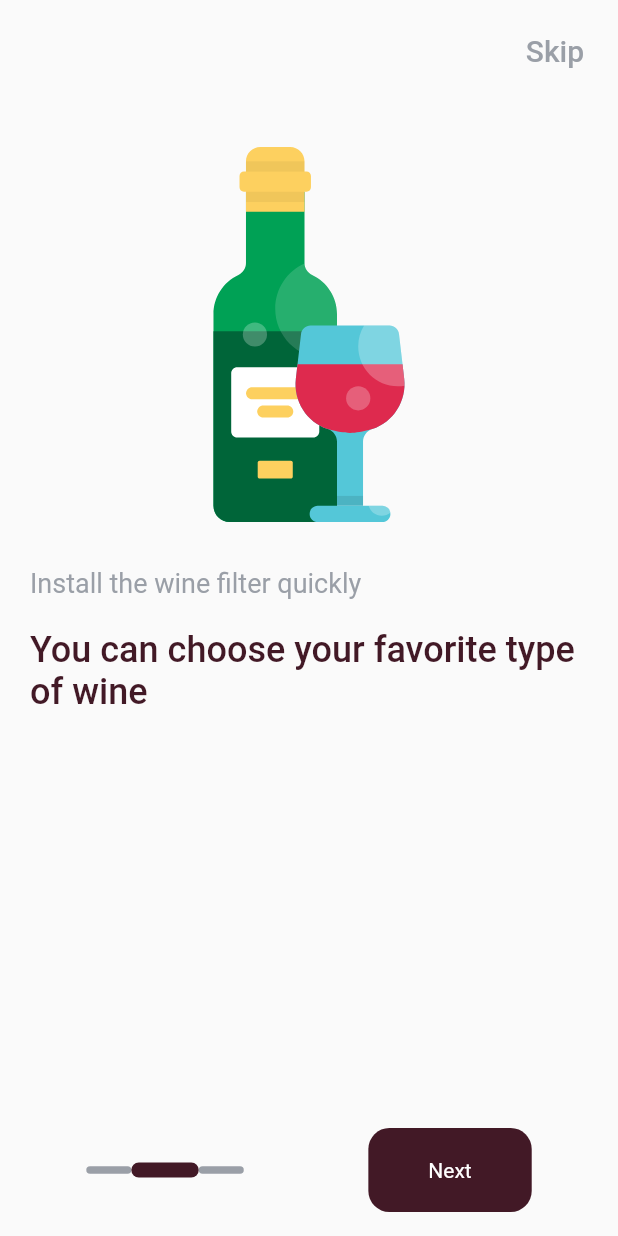
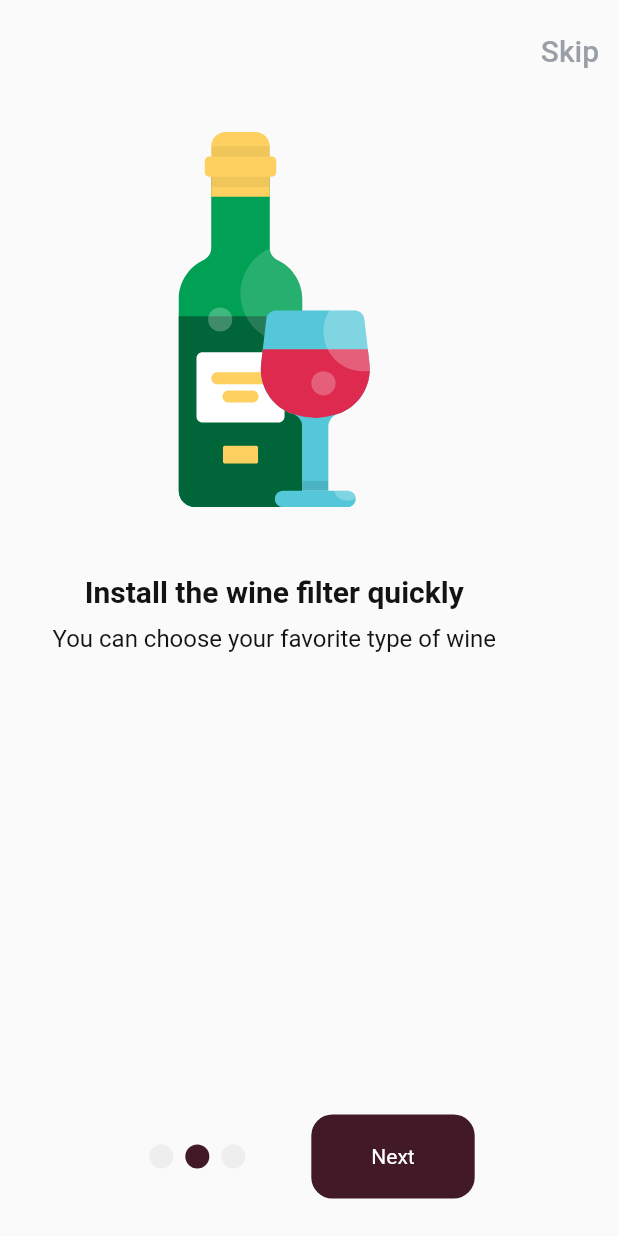
Before and after one commit to Tolulope05/wine_ecommerce, a Flutter app: the screen it shows after launch, after a tap on "Next", on a phone screen of 412 x 824 dp. Run offline on Flutter 3.47's test engine with Material 2 defaults, Android fonts, the phone set to English and light mode, and no system bars; our stand-ins replace dio, flutter_svg.

Commit message:
fix intro screen

```diff
--- /dev/null
+++ b/lib/view/intro_screen/boarding_item.dart
@@ -0,0 +1,57 @@
+import 'package:flutter/material.dart';
+
+class BoardingItem extends StatelessWidget {
+  final Widget widget;
+  final String titleText;
+  final String subtitleText;
+  const BoardingItem({
+    Key? key,
+    required this.widget,
+    required this.titleText,
+    required this.subtitleText,
+  }) : super(key: key);
+
+  @override
+  Widget build(BuildContext context) {
+    return SafeArea(
+      child: Scaffold(
+        body: SingleChildScrollView(
+          child: Column(
+            children: [
+              Container(
+                padding: const EdgeInsets.all(10.0),
+                child: widget,
+              ),
+              Padding(
+                padding: const EdgeInsets.all(35.0),
+                child: Column(
+                  children: [
+                    Text(
+                      subtitleText,
+                      textAlign: TextAlign.center,
+                      style: const TextStyle(
+                        color: Color(0xff131313),
+                        fontSize: 20,
+                        fontWeight: FontWeight.bold,
+                      ),
+                    ),
+                    const SizedBox(height: 10),
+                    Text(
+                      titleText,
+                      textAlign: TextAlign.center,
+                      style: const TextStyle(
+                        color: Color(0xff131313),
+                        fontSize: 16,
+                        fontWeight: FontWeight.normal,
+                      ),
+                    ),
+                  ],
+                ),
+              ),
+            ],
+          ),
+        ),
+      ),
+    );
+  }
+}
--- a/lib/view/intro_screen/intro_screen.dart
+++ b/lib/view/intro_screen/intro_screen.dart
@@ -1,33 +1,40 @@
 import 'package:flutter/material.dart';
 import 'package:provider/provider.dart';
 import 'package:wine_ecommerce/database/consts.dart';
+import 'package:wine_ecommerce/view/intro_screen/boarding_item.dart';
 import 'package:wine_ecommerce/view_model/intro_screen_model.dart';
 import 'package:wine_ecommerce/widgets/button.dart';
 
-class IntroScreen extends StatelessWidget {
+class IntroScreen extends StatefulWidget {
   const IntroScreen({Key? key}) : super(key: key);
 
   @override
+  State<IntroScreen> createState() => _IntroScreenState();
+}
+
+class _IntroScreenState extends State<IntroScreen>
+    with SingleTickerProviderStateMixin {
+  late TabController controller;
+  int currentIndex = 0;
+  @override
+  void initState() {
+    super.initState();
+    controller = TabController(length: 3, vsync: this)
+      ..addListener(() {
+        setState(() {});
+      });
+  }
+
+  @override
   Widget build(BuildContext context) {
-    IntroScreenModel introProvider = Provider.of<IntroScreenModel>(
-      context,
-    );
-    PageController introPagecontroller = PageController();
+    IntroScreenModel introProvider = Provider.of<IntroScreenModel>(context);
     return Scaffold(
-        body: PageView.builder(
-      controller: introPagecontroller,
-      itemBuilder: ((context, index) {
-        return SafeArea(
+      body: SafeArea(
         child: Column(
           children: [
-              Row(
-                mainAxisAlignment: MainAxisAlignment.spaceBetween,
-                children: [
-                  Container(
-                    width: MediaQuery.of(context).size.width * 0.1,
-                  ),
-                  Container(
-                    margin: const EdgeInsets.all(10),
+            const SizedBox(height: 10),
+            Align(
+              alignment: Alignment.centerRight,
               child: TextButton(
                 onPressed: () {
                   introProvider.goHome(context);
@@ -41,93 +48,66 @@ class IntroScreen extends StatelessWidget {
                 ),
               ),
             ),
-                ],
+            const SizedBox(height: 20),
+            Flexible(
+              child: TabBarView(
+                controller: controller,
+                children: [
+                  BoardingItem(
+                    widget: introProvider.getImage(
+                      introProvider.svgIcons[0],
                     ),
-              const SizedBox(height: 10),
-              Container(
-                padding: const EdgeInsets.all(20),
-                child: introProvider.getImage(introProvider.svgIcons[index]),
+                    titleText: introProvider.titleText[0],
+                    subtitleText: introProvider.subtitleText[0],
                   ),
-              Row(
-                children: [
-                  Padding(
-                    padding: const EdgeInsets.symmetric(
-                        horizontal: 20, vertical: 10),
-                    child: Text(
-                      introProvider.subtitleText[index],
-                      style: const TextStyle(
-                        color: greyColor,
-                        fontSize: 18,
+                  BoardingItem(
+                    widget: introProvider.getImage(
+                      introProvider.svgIcons[1],
                     ),
+                    titleText: introProvider.titleText[1],
+                    subtitleText: introProvider.subtitleText[1],
                   ),
+                  BoardingItem(
+                    widget: introProvider.getImage(
+                      introProvider.svgIcons[2],
+                    ),
+                    titleText: introProvider.titleText[2],
+                    subtitleText: introProvider.subtitleText[2],
                   ),
                 ],
               ),
-              Padding(
-                padding:
-                    const EdgeInsets.symmetric(horizontal: 20, vertical: 10),
-                child: Text(
-                  introProvider.titleText[index],
-                  style: const TextStyle(
-                    color: wineColor,
-                    fontSize: 24,
-                    fontWeight: FontWeight.w500,
             ),
+            Row(
+              mainAxisAlignment: MainAxisAlignment.center,
+              children: [
+                TabPageSelector(
+                  controller: controller,
+                  selectedColor: wineColor,
+                  color: Colors.grey.shade200,
+                  borderStyle: BorderStyle.none,
+                  indicatorSize: 16,
                 ),
-              ),
-              Expanded(child: Container()),
-              Padding(
-                padding: const EdgeInsets.all(16.0),
-                child: Row(
-                  mainAxisAlignment: MainAxisAlignment.spaceAround,
-                  children: [
-                    Row(
-                      children: [
-                        Container(
-                          width: index == 0 ? 45 : 30,
-                          height: index == 0 ? 10 : 5,
-                          decoration: BoxDecoration(
-                            borderRadius: BorderRadius.circular(10),
-                            color: index == 0 ? wineColor : greyColor,
-                          ),
-                        ),
-                        Container(
-                          width: index == 1 ? 45 : 30,
-                          height: index == 1 ? 10 : 5,
-                          decoration: BoxDecoration(
-                            borderRadius: BorderRadius.circular(10),
-                            color: index == 1 ? wineColor : greyColor,
-                          ),
-                        ),
-                        Container(
-                          width: index == 2 ? 45 : 30,
-                          height: index == 2 ? 10 : 5,
-                          decoration: BoxDecoration(
-                            borderRadius: BorderRadius.circular(10),
-                            color: index == 2 ? wineColor : greyColor,
-                          ),
-                        ),
-                      ],
-                    ),
+                const SizedBox(width: 40),
                 Button(
-                      title: index == 2 ? "Shop" : "Next",
+                  title: controller.index == 2 ? "Home" : "Next",
                   function: () {
-                        index == 2
-                            ? introProvider.goHome(context)
-                            : introPagecontroller.nextPage(
+                    if (controller.index == 2) {
+                      introProvider.goHome(context);
+                    } else {
+                      controller.animateTo(
+                        controller.index + 1,
+                        curve: Curves.easeIn,
                         duration: const Duration(seconds: 1),
-                                curve: Curves.easeIn,
                       );
+                    }
                   },
                 ),
               ],
             ),
-              ),
+            const SizedBox(height: 25)
           ],
         ),
+      ),
     );
-      }),
-      itemCount: 3,
-    ));
   }
 }
```
Lines whose indentation alone changed are shown as unchanged.
